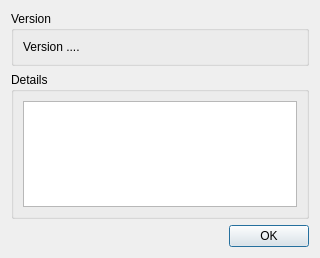
Above: src/blackgui/components/aboutdialog.ui from swift-project/pilotclient before the change. Below: the same form after it.
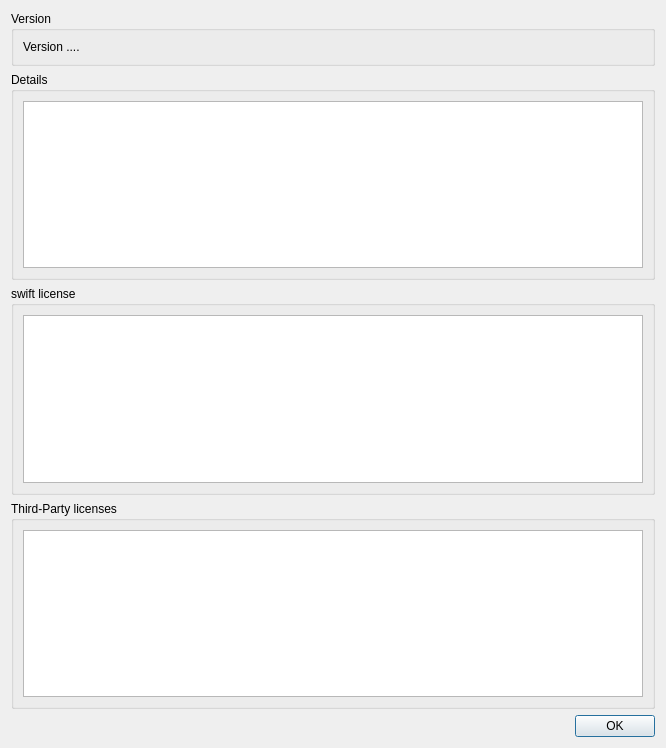
That is the form after the change.

Commit message: feat: Show license and third party licenses in about dialog

What changed in the file:
```diff
--- a/src/blackgui/components/aboutdialog.ui
+++ b/src/blackgui/components/aboutdialog.ui
@@ -6,8 +6,8 @@
    <rect>
     <x>0</x>
     <y>0</y>
-    <width>320</width>
-    <height>258</height>
+    <width>666</width>
+    <height>748</height>
    </rect>
   </property>
   <property name="minimumSize">
@@ -61,6 +61,30 @@
      </layout>
     </widget>
    </item>
+   <item>
+    <widget class="QGroupBox" name="gb_swiftLicense">
+     <property name="title">
+      <string>swift license</string>
+     </property>
+     <layout class="QVBoxLayout" name="verticalLayout">
+      <item>
+       <widget class="QTextBrowser" name="tbr_swiftLicense"/>
+      </item>
+     </layout>
+    </widget>
+   </item>
+   <item>
+    <widget class="QGroupBox" name="gb_ThirdPartyLicenses">
+     <property name="title">
+      <string>Third-Party licenses</string>
+     </property>
+     <layout class="QVBoxLayout" name="verticalLayout_2">
+      <item>
+       <widget class="QTextBrowser" name="tbr_ThirdPartyLicenses"/>
+      </item>
+     </layout>
+    </widget>
+   </item>
    <item>
     <widget class="QDialogButtonBox" name="bb_AboutDialog">
      <property name="orientation">
```
The commit also changes 2 other files.
